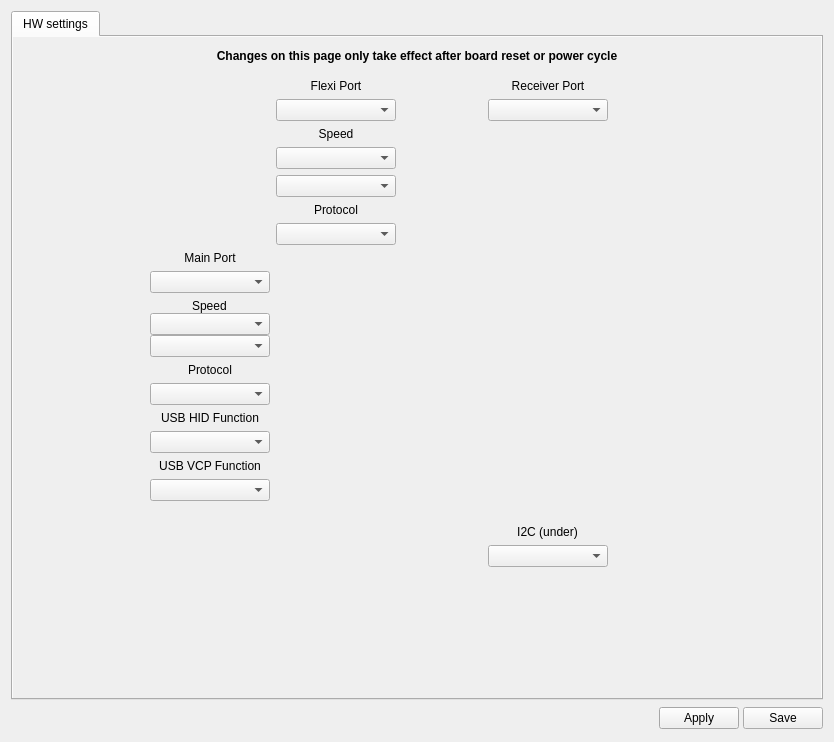
librepilot/LibrePilot, file ground/gcs/src/plugins/config/configsparky2hwwidget.ui: the form before one commit.
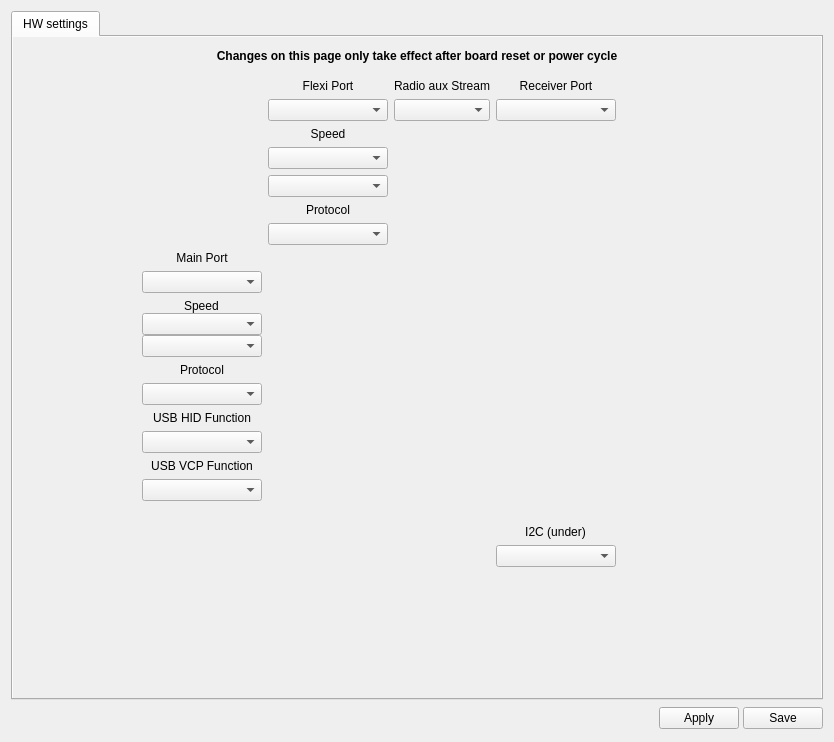
The form after the commit. Icons and pictures are not drawn.

```diff
--- a/ground/gcs/src/plugins/config/configsparky2hwwidget.ui
+++ b/ground/gcs/src/plugins/config/configsparky2hwwidget.ui
@@ -457,6 +457,21 @@
                </property>
               </widget>
              </item>
+
+             <item row="0" column="2" alignment="Qt::AlignHCenter">
+              <widget class="QLabel" name="label_">
+               <property name="text">
+                <string>Radio aux Stream</string>
+               </property>
+               <property name="alignment">
+                <set>Qt::AlignBottom|Qt::AlignHCenter</set>
+               </property>
+              </widget>
+             </item>
+             <item row="1" column="2">
+              <widget class="QComboBox" name="cbRadioAux"/>
+             </item>
+
              <item row="0" column="1">
               <widget class="QLabel" name="label_9">
                <property name="text">
```
